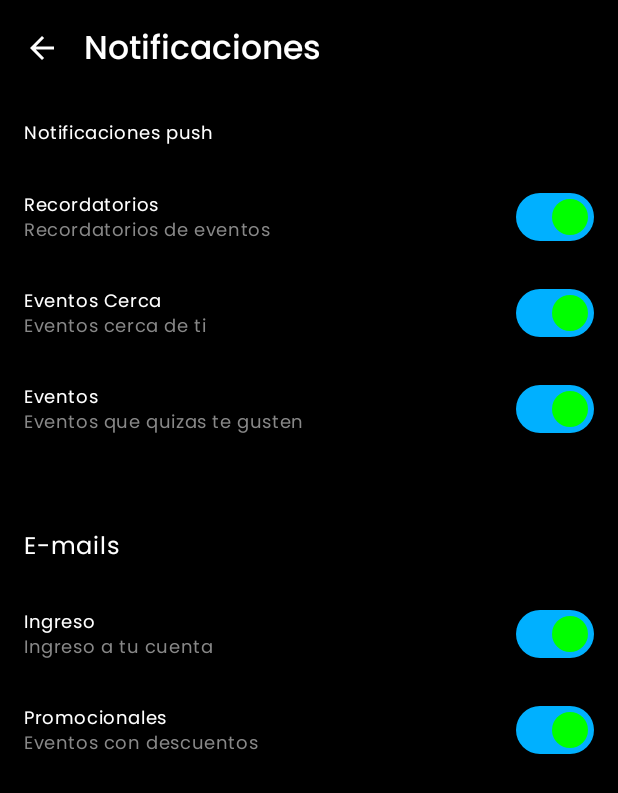
After one commit to simonll4/mobile_project, an Android app built with Jetpack Compose: the NotificationsScreen screen opened through its navigation route, on a phone screen of 412 x 824 dp. The commit adds this screen. Shown: the top 793 px of the screen. Run offline under Robolectric (Android 15) with nearby library versions, the phone set to English and light mode, and no system bars; our stand-ins replace Dagger/Hilt's generated code; pictures from the network do not load.

Commit message:
disenio inicial de NotificationsScreen

```diff
--- a/app/src/main/java/com/iua/app/ui/navigation/AppNavigation.kt
+++ b/app/src/main/java/com/iua/app/ui/navigation/AppNavigation.kt
@@ -6,6 +6,7 @@ import androidx.navigation.compose.composable
 import androidx.navigation.compose.rememberNavController
 import com.iua.app.ui.screens.*
 import com.iua.app.ui.screens.profile.AppCustomizationScreen
+import com.iua.app.ui.screens.profile.NotificationsScreen
 import com.iua.app.ui.screens.profile.PersonalDataScreen
 import com.iua.app.ui.screens.profile.ProfileScreen
 
@@ -42,5 +43,8 @@ fun AppNavigation() {
         composable(AppScreens.AppCustomizationScreen.routes) {
             AppCustomizationScreen(navController = navController)
         }
+        composable(AppScreens.NotificationsScreen.routes) {
+            NotificationsScreen(navController = navController)
+        }
     }
 }
--- a/app/src/main/java/com/iua/app/ui/navigation/AppRoutes.kt
+++ b/app/src/main/java/com/iua/app/ui/navigation/AppRoutes.kt
@@ -14,6 +14,7 @@ sealed class AppScreens(val routes: String){
     object ProfileScreen: AppScreens("profile_screen")
     object PersonalDataScreen: AppScreens("personal_data_screen")
     object AppCustomizationScreen: AppScreens("app_customization_screen")
+    object NotificationsScreen: AppScreens("notifications_screen")
 }
 
 sealed class HomeSections(val route: String, val label: String, val icon: ImageVector) {
--- /dev/null
+++ b/app/src/main/java/com/iua/app/ui/screens/profile/NotificationsScreen.kt
@@ -0,0 +1,112 @@
+package com.iua.app.ui.screens.profile
+
+import androidx.compose.foundation.background
+import androidx.compose.foundation.layout.Arrangement
+import androidx.compose.foundation.layout.Column
+import androidx.compose.foundation.layout.Row
+import androidx.compose.foundation.layout.Spacer
+import androidx.compose.foundation.layout.fillMaxSize
+import androidx.compose.foundation.layout.fillMaxWidth
+import androidx.compose.foundation.layout.height
+import androidx.compose.foundation.layout.padding
+import androidx.compose.material.icons.Icons
+import androidx.compose.material.icons.automirrored.filled.ArrowBack
+import androidx.compose.material3.MaterialTheme
+import androidx.compose.material3.Scaffold
+import androidx.compose.material3.Switch
+import androidx.compose.material3.SwitchDefaults
+import androidx.compose.material3.Text
+import androidx.compose.runtime.Composable
+import androidx.compose.runtime.getValue
+import androidx.compose.runtime.mutableStateOf
+import androidx.compose.runtime.remember
+import androidx.compose.runtime.setValue
+import androidx.compose.ui.Alignment
+import androidx.compose.ui.Modifier
+import androidx.compose.ui.graphics.Color
+import androidx.compose.ui.tooling.preview.Preview
+import androidx.compose.ui.unit.dp
+import androidx.navigation.NavHostController
+import androidx.navigation.compose.rememberNavController
+import com.iua.app.ui.components.profile.TopAppBarComponent
+
+
+@Composable
+fun NotificationsScreen(navController: NavHostController) {
+    Scaffold(
+        modifier = Modifier
+            .fillMaxSize()
+            .background(Color.Black),
+        topBar = {
+            TopAppBarComponent(navController, "Notificaciones", Icons.AutoMirrored.Filled.ArrowBack)
+        }
+    ) { paddingValues ->
+        Column(
+            modifier = Modifier
+                .fillMaxSize()
+                .background(Color.Black)
+                .padding(paddingValues)
+                .padding(horizontal = 16.dp)
+        ) {
+            // Section: Notificaciones push
+            Text(
+                text = "Notificaciones push",
+                color = Color.White,
+                style = MaterialTheme.typography.bodySmall,
+                modifier = Modifier.padding(vertical = 16.dp)
+            )
+            NotificationToggleItem("Recordatorios", "Recordatorios de eventos")
+            NotificationToggleItem("Eventos Cerca", "Eventos cerca de ti")
+            NotificationToggleItem("Eventos", "Eventos que quizas te gusten")
+            Spacer(modifier = Modifier.height(32.dp))
+            Text(
+                text = "E-mails",
+                color = Color.White,
+                style = MaterialTheme.typography.bodyLarge,
+                modifier = Modifier.padding(vertical = 16.dp)
+            )
+            NotificationToggleItem("Ingreso", "Ingreso a tu cuenta ")
+            NotificationToggleItem("Promocionales", "Eventos con descuentos")
+        }
+    }
+}
+
+@Composable
+fun NotificationToggleItem(title: String, subtitle: String) {
+    var isChecked by remember { mutableStateOf(true) }
+
+    Row(
+        modifier = Modifier
+            .fillMaxWidth()
+            .padding(vertical = 8.dp),
+        horizontalArrangement = Arrangement.SpaceBetween,
+        verticalAlignment = Alignment.CenterVertically
+    ) {
+        Column {
+            Text(
+                text = title,
+                color = Color.White,
+                style = MaterialTheme.typography.bodySmall
+            )
+            Text(
+                text = subtitle,
+                color = Color.Gray,
+                style = MaterialTheme.typography.bodySmall
+            )
+        }
+        Switch(
+            checked = isChecked,
+            onCheckedChange = { isChecked = it },
+            colors = SwitchDefaults.colors(checkedThumbColor = Color.Green)
+        )
+    }
+}
+
+
+@Preview(showBackground = true)
+@Composable
+fun NotificationScreenPreview() {
+    NotificationsScreen(
+        navController = rememberNavController()
+    )
+}
```
Also changed, not shown: app/src/main/java/com/iua/app/ui/screens/profile/AppCustomizationScreen.kt (+91 -12 lines), 2 other files.
